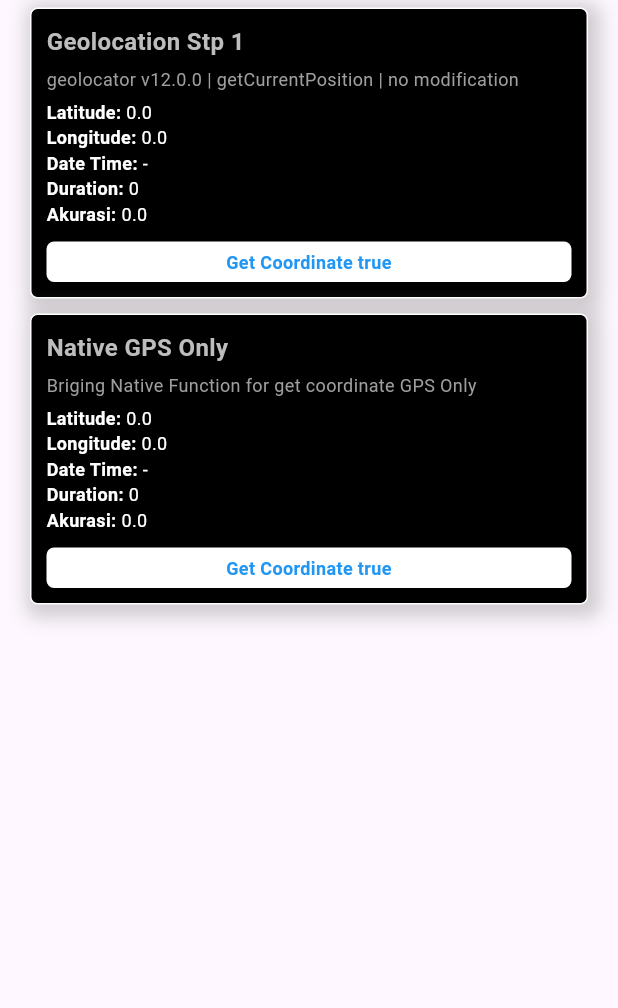
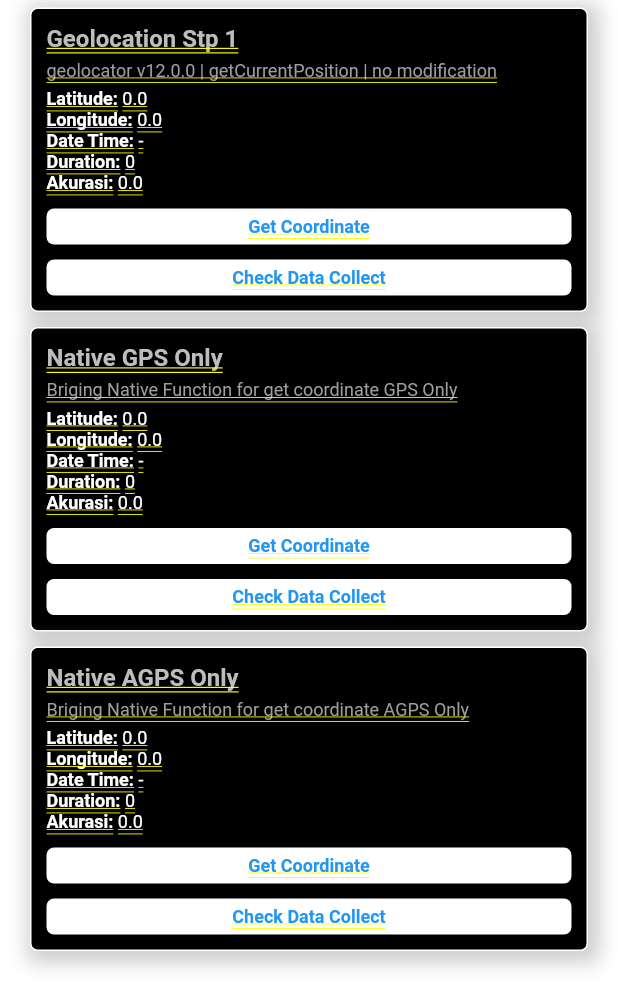
Before and after one commit to Indraprahastha/get_location_flutter, a Flutter app: the screen it shows after launch, on a phone screen of 412 x 824 dp. Shown: the top 1008 px of the screen. Run offline on Flutter 3.47's test engine with Material 3 defaults, Android fonts, the phone set to English and light mode, and no system bars; our stand-ins replace flutter_easyloading, fluttertoast, geolocator, get, shared_preferences; Roboto replaces fonts that are missing (Sen-Regular).

Commit message:
27Juni2024

```diff
--- a/lib/main.dart
+++ b/lib/main.dart
@@ -4,6 +4,7 @@ import 'package:geolocator/geolocator.dart';
 import 'package:get_location/presentation/providers/get_coordinate_provider.dart';
 import 'package:get_location/presentation/screens/home.dart';
 import 'package:provider/provider.dart';
+import 'package:get/get.dart';
 
 void main() {
   runApp(const MyApp());
@@ -76,10 +77,14 @@ class _MyHomePageState extends State<MyHomePage> {
           create: (context) => GetCoordinateProvider(),
         ),
       ],
-      child: const SafeArea(
-        child: Scaffold(
-          body: Home(),
+      child: GetMaterialApp(
+        theme: ThemeData(
+          fontFamily: 'Sen-Regular',
         ),
+        home: const SafeArea(
+          child: Home(),
+        ),
+        builder: EasyLoading.init(),
       ),
     );
   }
--- a/lib/presentation/screens/home.dart
+++ b/lib/presentation/screens/home.dart
@@ -2,6 +2,7 @@ import 'dart:async';
 
 import 'package:flutter/material.dart';
 import 'package:get_location/presentation/providers/get_coordinate_provider.dart';
+import 'package:get_location/presentation/screens/collect_data_page.dart';
 import 'package:get_location/presentation/widgets/card/card_location.dart';
 import 'package:provider/provider.dart';
 
@@ -40,6 +41,13 @@ class _HomeState extends State<Home> {
           dataCoordinate: getCoordinate.dataGeolocationV1,
           onTap: () => getCoordinate.getGeolocationStp1(),
           statusButton: getCoordinate.statusButton,
+          onTapGoToNav: () async {
+            Navigator.of(context).push(
+              MaterialPageRoute(
+                builder: (context) => const CollectDataPage(),
+              ),
+            );
+          },
         ),
         CardLocation(
           librarry: 'Native GPS Only',
@@ -47,6 +55,27 @@ class _HomeState extends State<Home> {
           dataCoordinate: getCoordinate.dataGPSOnly,
           onTap: () => getCoordinate.briggingToNative('getCoordinatesGPSOnly'),
           statusButton: getCoordinate.statusButton,
+          onTapGoToNav: () async {
+            Navigator.of(context).push(
+              MaterialPageRoute(
+                builder: (context) => const CollectDataPage(),
+              ),
+            );
+          },
+        ),
+        CardLocation(
+          librarry: 'Native AGPS Only',
+          description: 'Briging Native Function for get coordinate AGPS Only',
+          dataCoordinate: getCoordinate.dataAGPSOnly,
+          onTap: () => getCoordinate.briggingToNative('getCoordinatesAGPSOnly'),
+          statusButton: getCoordinate.statusButton,
+          onTapGoToNav: () async {
+            Navigator.of(context).push(
+              MaterialPageRoute(
+                builder: (context) => const CollectDataPage(),
+              ),
+            );
+          },
         ),
       ],
     );
--- a/lib/presentation/widgets/card/card_location.dart
+++ b/lib/presentation/widgets/card/card_location.dart
@@ -9,6 +9,7 @@ class CardLocation extends StatefulWidget {
   final String description;
   final DataLonLatDate dataCoordinate;
   final Function onTap;
+  final Function onTapGoToNav;
   final bool statusButton;
 
   const CardLocation({
@@ -18,6 +19,7 @@ class CardLocation extends StatefulWidget {
     required this.dataCoordinate,
     required this.onTap,
     required this.statusButton,
+    required this.onTapGoToNav,
   });
 
   @override
@@ -102,7 +104,29 @@ class _CardLocationState extends State<CardLocation> {
                   ),
                 ),
                 child: TextB12Black(
-                  text: 'Get Coordinate ${widget.statusButton}',
+                  text: 'Get Coordinate',
+                  color: Colors.blue,
+                  align: TextAlign.center,
+                ),
+              ),
+            ),
+          ),
+          InkWell(
+            onTap: () => widget.statusButton ? widget.onTapGoToNav() : () {},
+            child: Align(
+              alignment: Alignment.center,
+              child: Container(
+                margin: const EdgeInsets.only(top: 10),
+                padding: const EdgeInsets.all(5),
+                width: double.infinity,
+                decoration: BoxDecoration(
+                  color: widget.statusButton ? Colors.white : Colors.grey,
+                  borderRadius: const BorderRadius.all(
+                    Radius.circular(5.0),
+                  ),
+                ),
+                child: TextB12Black(
+                  text: 'Check Data Collect',
                   color: Colors.blue,
                   align: TextAlign.center,
                 ),
--- a/pubspec.yaml
+++ b/pubspec.yaml
@@ -2,7 +2,7 @@ name: get_location
 description: "projek flutter untuk mendapatkan koordinat dengan berbagai cara"
 # The following line prevents the package from being accidentally published to
 # pub.dev using `flutter pub publish`. This is preferred for private packages.
-publish_to: 'none' # Remove this line if you wish to publish to pub.dev
+publish_to: "none" # Remove this line if you wish to publish to pub.dev
 
 # The following defines the version and build number for your application.
 # A version number is three numbers separated by dots, like 1.2.43
@@ -19,7 +19,7 @@ publish_to: 'none' # Remove this line if you wish to publish to pub.dev
 version: 1.0.0+1
 
 environment:
-  sdk: '>=3.4.1 <4.0.0'
+  sdk: ">=3.4.1 <4.0.0"
 
 # Dependencies specify other packages that your package needs in order to work.
 # To automatically upgrade your package dependencies to the latest versions
@@ -34,6 +34,7 @@ dependencies:
   flutter_easyloading: ^3.0.5
   fluttertoast: ^8.2.6
   geolocator: ^12.0.0
+  get: ^4.6.6
   provider: ^6.1.2
   shared_preferences: ^2.2.3
 
@@ -46,7 +47,6 @@ dev_dependencies:
 # following page: https://dart.dev/tools/pub/pubspec
 # The following section is specific to Flutter packages.
 flutter:
-
   # The following line ensures that the Material Icons font is
   # included with your application, so that you can use the icons in
   # the material Icons class.
```
Also changed, not shown: lib/presentation/providers/get_coordinate_provider.dart (+49 -9 lines), lib/presentation/screens/collect_data_page.dart (added, +66 -0 lines), 1 other file.
